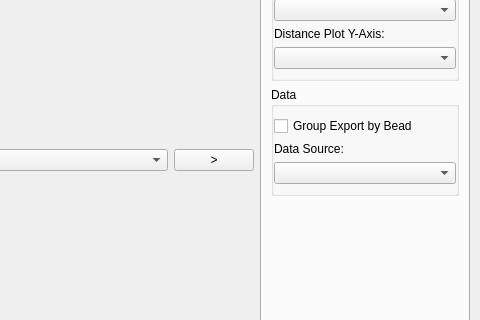
Old version of the form tweezers/plot/SegmentSelectorUi.ui in the repository DollSimon/tweezers; both pictures show x 544 to 1024 and y 143 to 463 of the 1024 by 629 pixel window.
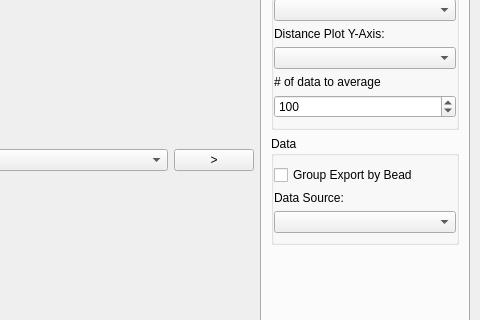
New version of the form. The open tabs and pages were chosen to show the change.

Commit message: ENH: Segment Selector added field to select how many datapoints to average

What changed in the file:
```diff
--- a/tweezers/plot/SegmentSelectorUi.ui
+++ b/tweezers/plot/SegmentSelectorUi.ui
@@ -275,6 +275,32 @@
            <item>
             <widget class="QComboBox" name="distYAxisCmb"/>
            </item>
+           <item>
+            <widget class="QLabel" name="label_6">
+             <property name="text">
+              <string># of data to average</string>
+             </property>
+            </widget>
+           </item>
+           <item>
+            <widget class="QSpinBox" name="plotAverageDataBx">
+             <property name="toolTip">
+              <string>How many datapoints should be averaged for plotting.</string>
+             </property>
+             <property name="minimum">
+              <number>1</number>
+             </property>
+             <property name="maximum">
+              <number>100000</number>
+             </property>
+             <property name="singleStep">
+              <number>100</number>
+             </property>
+             <property name="value">
+              <number>100</number>
+             </property>
+            </widget>
+           </item>
           </layout>
          </widget>
         </item>
```
The commit also changes 2 other files.
